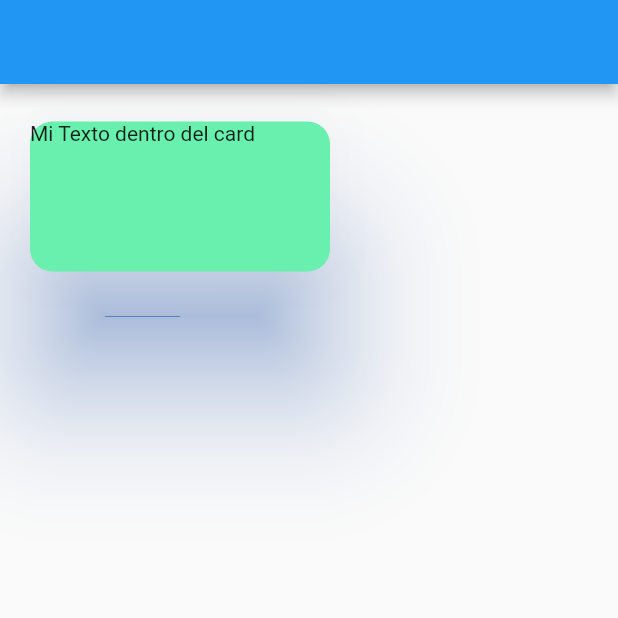
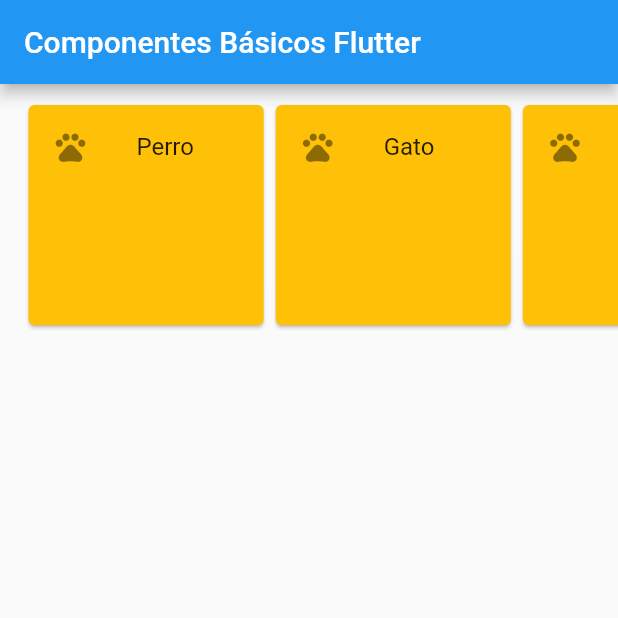
Before and after one commit to EmmanuelHm/basic_components_flutter, a Flutter app: the screen it shows after launch, on a phone screen of 412 x 824 dp, the top half of it. Run offline on Flutter 3.47's test engine with Material 2 defaults, Android fonts, the phone set to English and light mode, and no system bars.

Commit message:
Uso de el Widget 'ListView' en flutter

```diff
--- /dev/null
+++ b/lib/BasicWidgets/9.ListView/ListView.dart
@@ -0,0 +1,135 @@
+import 'package:flutter/material.dart';
+
+class ListViewWidget extends StatefulWidget {
+  ListViewWidget({Key? key}) : super(key: key);
+
+  @override
+  _ListViewWidgetState createState() => _ListViewWidgetState();
+}
+
+class _ListViewWidgetState extends State<ListViewWidget> {
+  List<String> animals = ["Perro", "Gato", "Nutria", "Zorro"];
+
+  @override
+  Widget build(BuildContext context) {
+    return Scaffold(
+      // ELEMENTOS DINAMICOS(ListTile)
+      body: Container(
+        height: MediaQuery.of(context).size.height * 0.2,
+        child: ListView.builder(
+            scrollDirection: Axis.horizontal,
+            padding: EdgeInsets.only(top: 10, left: 15, right: 15),
+            itemCount: animals.length,
+            itemBuilder: (BuildContext context, int index) {
+              return Container(
+                width: MediaQuery.of(context).size.width * 0.4,
+                child: Card(
+                  color: Colors.amber[500],
+                  child: ListTile(
+                    leading: Icon(Icons.pets),
+                    title: Text(animals[index]),
+                  ),
+                ),
+              );
+            }),
+      ),
+
+      // MUCHOS ELEMENTOS PARA HACER SCROLL
+      // body: ListView(
+
+      // children: [
+      //   Card(
+      //     color: Colors.amber[600],
+      //     child: ListTile(
+      //       title: Text('Widget 1: ListTile'),
+      //     ),
+      //   ),
+      //   Card(
+      //     color: Colors.amber[600],
+      //     child: ListTile(
+      //       title: Text('Widget 1: ListTile'),
+      //     ),
+      //   ),
+      //   Card(
+      //     color: Colors.amber[600],
+      //     child: ListTile(
+      //       title: Text('Widget 1: ListTile'),
+      //     ),
+      //   ),
+      //   Card(
+      //     color: Colors.amber[600],
+      //     child: ListTile(
+      //       title: Text('Widget 1: ListTile'),
+      //     ),
+      //   ),
+      //   Card(
+      //     color: Colors.amber[600],
+      //     child: ListTile(
+      //       title: Text('Widget 1: ListTile'),
+      //     ),
+      //   ),
+      //   Card(
+      //     color: Colors.amber[600],
+      //     child: ListTile(
+      //       title: Text('Widget 1: ListTile'),
+      //     ),
+      //   ),
+      //   Card(
+      //     color: Colors.amber[600],
+      //     child: ListTile(
+      //       title: Text('Widget 1: ListTile'),
+      //     ),
+      //   ),
+      //   Card(
+      //     color: Colors.amber[600],
+      //     child: ListTile(
+      //       title: Text('Widget 1: ListTile'),
+      //     ),
+      //   ),
+      //   Card(
+      //     color: Colors.amber[600],
+      //     child: ListTile(
+      //       title: Text('Widget 1: ListTile'),
+      //     ),
+      //   ),
+      //   Card(
+      //     color: Colors.amber[600],
+      //     child: ListTile(
+      //       title: Text('Widget 1: ListTile'),
+      //     ),
+      //   ),
+      //   Card(
+      //     color: Colors.amber[600],
+      //     child: ListTile(
+      //       title: Text('Widget 1: ListTile'),
+      //     ),
+      //   ),
+      //   Card(
+      //     color: Colors.amber[600],
+      //     child: ListTile(
+      //       title: Text('Widget 1: ListTile'),
+      //     ),
+      //   ),
+      //   Card(
+      //     color: Colors.amber[600],
+      //     child: ListTile(
+      //       title: Text('Widget 1: ListTile'),
+      //     ),
+      //   ),
+      //   Card(
+      //     color: Colors.amber[600],
+      //     child: ListTile(
+      //       title: Text('Widget 1: ListTile'),
+      //     ),
+      //   ),
+      //   Card(
+      //     color: Colors.amber[600],
+      //     child: ListTile(
+      //       title: Text('Widget 1: ListTile'),
+      //     ),
+      //   ),
+      // ],
+      // ),
+    );
+  }
+}
--- a/lib/main.dart
+++ b/lib/main.dart
@@ -1,6 +1,5 @@
 import 'package:flutter/material.dart';
-
-import 'package:basic_components_flutter/BasicWidgets/8.Card/Card.dart';
+import 'package:basic_components_flutter/BasicWidgets/9.ListView/ListView.dart';
 
 void main() => runApp(MyApp());
 
@@ -25,7 +24,11 @@ class _MyHomePageState extends State<MyHomePage> {
   @override
   Widget build(BuildContext context) {
     return SafeArea(
-      child: Scaffold(appBar: AppBar(), body: CardWidget()),
+      child: Scaffold(
+          appBar: AppBar(
+            title: Text('Componentes Básicos Flutter'),
+          ),
+          body: ListViewWidget()),
     );
   }
 }
```
Also changed, not shown: lib/BasicWidgets/9.ListView/ListView1.png (added), lib/BasicWidgets/9.ListView/ListView2.png (added), lib/BasicWidgets/9.ListView/ListView3.png (added), lib/BasicWidgets/9.ListView/ListView4.png (added).
